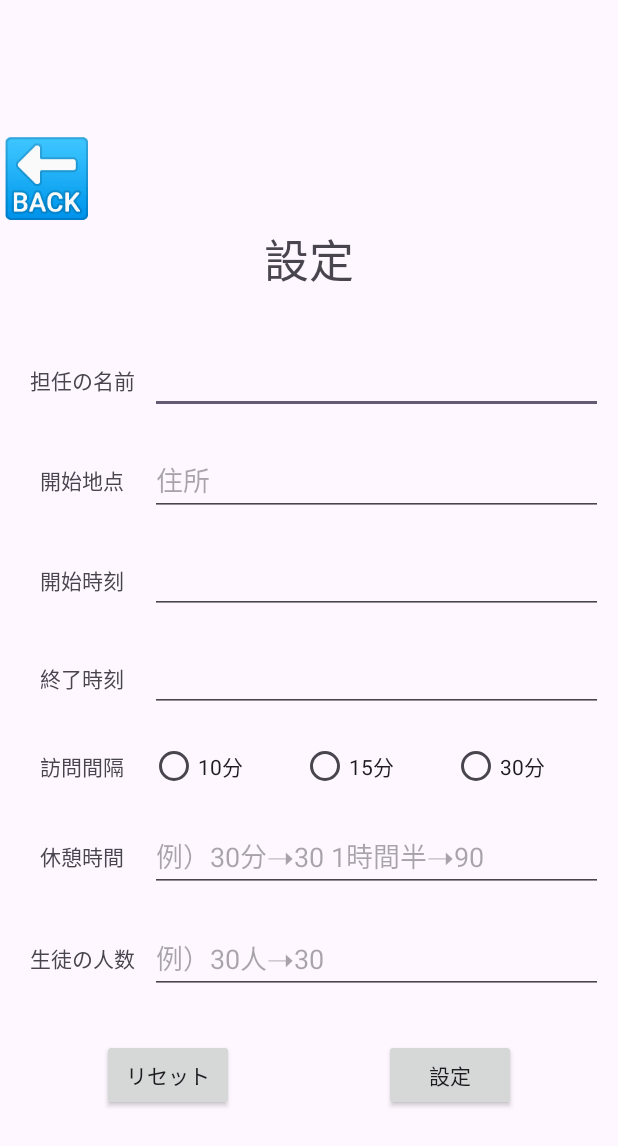
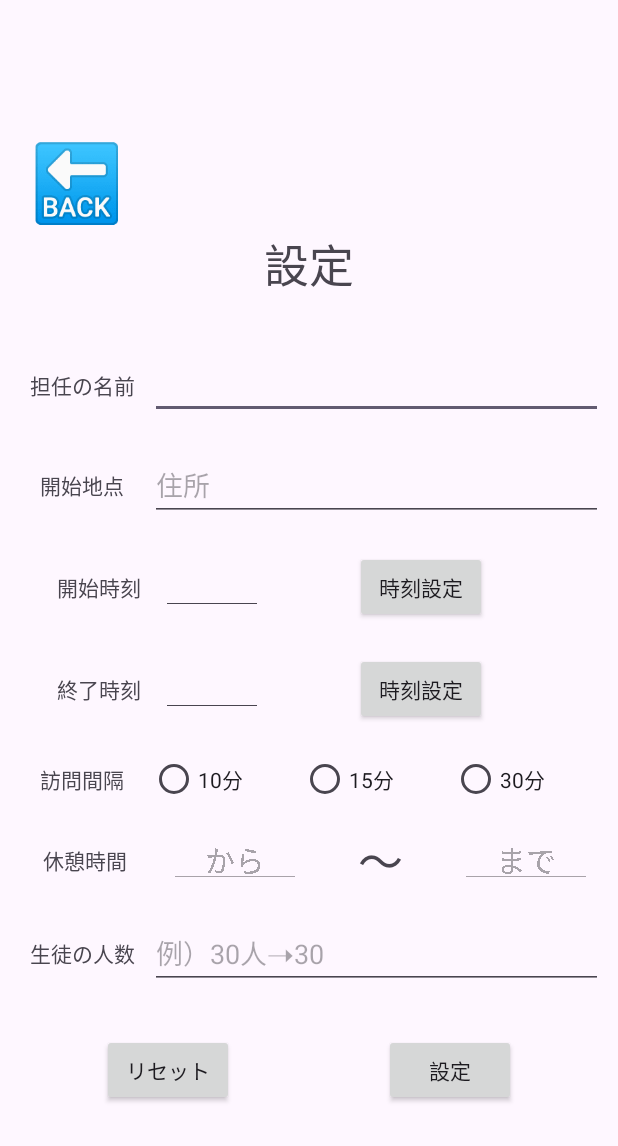
Before and after one commit to Utahshi-jp/oplogy, an Android app: the SetUpActivity screen opened directly, with no data from a screen before it, after a tap on "設定", on a phone screen of 412 x 824 dp. Shown: the top 1146 px of the screen. Run offline under Robolectric (Android 15) with nearby library versions, the phone set to English and light mode, and no system bars; 1 statement that could not run was skipped.

Commit message:
入力した情報を変数に入れる機能を作成しました、後はRoomに受け渡すだけです

```diff
--- a/app/src/main/java/com/example/oplogy/SetUpActivity.java
+++ b/app/src/main/java/com/example/oplogy/SetUpActivity.java
@@ -6,14 +6,18 @@ import androidx.fragment.app.FragmentActivity;
 import androidx.fragment.app.DialogFragment;
 
 import android.annotation.SuppressLint;
+import android.graphics.Paint;
 import android.os.Bundle;
 import android.app.TimePickerDialog;
 import android.util.Log;
 import android.view.View;
 import android.widget.Button;
 import android.widget.RadioButton;
+import android.widget.RadioGroup;
 import android.widget.TextView;
 import android.widget.TimePicker;
+import android.widget.Toast;
+
 import java.util.Locale;
 
 
@@ -24,97 +28,152 @@ public class SetUpActivity extends FragmentActivity
     String startPoint;
     String startTime;
     String endTime;
-    String breakTime;
+    String intervalTime;
+    String startBreakTime;
+    String endBreakTime;
     int totalStudent;
     private TextView setTeacherName;
     private TextView setStartPoint;
     private TextView setStartTime;
     private TextView setEndTime;
-    private TextView setBreakTime;
-    private RadioButton setTenMinute;
-    private RadioButton setFifteenMinute;
-    private RadioButton setThirtyMinute;
+    private TextView setStartBreakTime;
+    private TextView setEndBreakTime;
     private TextView setTotalStudent;
-    private Button setUp;
-    private boolean isStartTimeSelected = true; // デフォルトはstartTimeを選択
+    private int isStartTimeSelected;
 
-    String startHourOfDay;
-    String startMinute;
-    String endHourOfDay;
-    String endMinute;
+    String stringHourOfDay;
+    String stringMinute;
+
+
+
+    Button startTimeSetButton;
+    Button endTimeSetButton;
+    @SuppressLint("MissingInflatedId")
     @Override
     protected void onCreate(Bundle savedInstanceState) {
         super.onCreate(savedInstanceState);
         setContentView(R.layout.activity_set_up);
 
-        setTeacherName = findViewById(R.id.teacherName);
-        setStartPoint = findViewById(R.id.startPoint);
-        setStartTime = findViewById(R.id.startTime);
-        setEndTime = findViewById(R.id.endTime);
-        setBreakTime = findViewById(R.id.breakTime);
-        setTenMinute = findViewById(R.id.tenMinute);
-        setFifteenMinute = findViewById(R.id.fifteenMinute);
-        setThirtyMinute = findViewById(R.id.thirtyMinute);
-        setTotalStudent = findViewById(R.id.totalStudent);
+        setTeacherName = findViewById(R.id.teacherName);                    //先生の名前
+        setStartPoint = findViewById(R.id.startPoint);                      //開始地点
 
-        setUp = findViewById(R.id.setUpButton);
+        setStartTime = findViewById(R.id.startTime);                        //開始時刻
+        setStartTime.setPaintFlags(Paint.UNDERLINE_TEXT_FLAG);              //下線を引く
+        setEndTime = findViewById(R.id.endTime);                            //終了時刻
+        setEndTime.setPaintFlags(Paint.UNDERLINE_TEXT_FLAG);
+
+        RadioButton setTenMinute = findViewById(R.id.tenMinute);            //訪問間隔（10分）
+        RadioButton setFifteenMinute = findViewById(R.id.fifteenMinute);    //訪問間隔（15分）
+        RadioButton setThirtyMinute = findViewById(R.id.thirtyMinute);      //訪問間隔（30分）
+
+        setStartBreakTime = findViewById(R.id.startBreakTime);              //休憩開始時刻
+        setStartBreakTime.setPaintFlags(Paint.UNDERLINE_TEXT_FLAG);
+        setEndBreakTime = findViewById(R.id.endBreakTime);                  //休憩終了時刻
+        setEndBreakTime.setPaintFlags(Paint.UNDERLINE_TEXT_FLAG);
+
+        setTotalStudent = findViewById(R.id.totalStudent);                  //クラスの人数
+
+        startTimeSetButton = findViewById(R.id.startTimeSetButton);         //開始時刻を設定するためのボタン
+        endTimeSetButton = findViewById(R.id.endTimeSetButton);             //終了時刻を設定するためのボタン
+
+        Button setUp = findViewById(R.id.setUpButton);                      //画面下の設定ボタン
+
 
 
         setUp.setOnClickListener(new View.OnClickListener() {
             @Override
             public void onClick(View view) {
 
-                teacherName = setTeacherName.getText().toString();
+                teacherName = setTeacherName.getText().toString(); //各変数に値を挿入
                 Log.d(TAG, "Teacher Name: " + teacherName);
                 startPoint = setStartPoint.getText().toString();
                 Log.d(TAG, "Start Point: " + startPoint);
-                startTime = startHourOfDay + startMinute;
-                Log.d(TAG, "Start Time: " + startTime);
-                endTime = endHourOfDay + endMinute;
-                Log.d(TAG, "End Time: " + endTime);
-                breakTime = setBreakTime.getText().toString();
-                Log.d(TAG, "Break Time: " + breakTime);
+                Log.d(TAG, "Start Time" + startTime);
+                Log.d(TAG, "End Time" + endTime);
+                if (setTenMinute.isChecked()){                    //ラジオボタンの状態を取得
+                    intervalTime = "10";
+                } else if (setFifteenMinute.isChecked()) {
+                    intervalTime = "15";
+                } else if (setThirtyMinute.isChecked()) {
+                    intervalTime = "30";
+                } else {
+                    intervalTime = "0";
+                }
+                Log.d(TAG, "Interval Time" + intervalTime);
+                Log.d(TAG, "Start Break Time" + startBreakTime);
+                Log.d(TAG, "End Break Time" + endBreakTime);
                 totalStudent = Integer.parseInt(setTotalStudent.getText().toString());
+                Log.d(TAG, "Total Student" + totalStudent);
                 Log.d(TAG, "onClick: できてるよ");
 
 
 
             }
         });
-        setStartTime.setOnClickListener(new View.OnClickListener() {
+        startTimeSetButton.setOnClickListener(new View.OnClickListener() {
             @Override
             public void onClick(View v) {
-                isStartTimeSelected = true;
+                isStartTimeSelected = 1; //ボタンの判別
+                showTimePickerDialog(); //TimePeckerの表示
+            }
+        });
+
+        endTimeSetButton.setOnClickListener(new View.OnClickListener() {
+            @Override
+            public void onClick(View v) {
+                isStartTimeSelected = 2;
                 showTimePickerDialog();
             }
         });
 
-        setEndTime.setOnClickListener(new View.OnClickListener() {
+        setStartBreakTime.setOnClickListener(new View.OnClickListener() {
             @Override
             public void onClick(View v) {
-                isStartTimeSelected = false;
+                isStartTimeSelected = 3;
+                showTimePickerDialog();
+            }
+        });
+
+        setEndBreakTime.setOnClickListener(new View.OnClickListener() {
+            @Override
+            public void onClick(View v) {
+                isStartTimeSelected = 4;
                 showTimePickerDialog();
             }
         });
     }
 
-    @SuppressLint("DefaultLocale")
+    @SuppressLint({"DefaultLocale", "SetTextI18n"})
     @Override
     public void onTimeSet(TimePicker view, int hourOfDay, int minute) {
-        String str = String.format(Locale.US, "%d:%d", hourOfDay, minute); // Textviewに保存する形式を設定
+        String str = String.format(Locale.US, "%02d:%02d", hourOfDay, minute); // Textviewに保存する形式を設定
 
-        if (isStartTimeSelected) { //押した場所を判定して、押したほうにだけ挿入する
-            startHourOfDay = String.format("%02d", hourOfDay);
-            startMinute = String.format("%02d", minute);
-            setStartTime.setText(str);
+        if (isStartTimeSelected == 1) {                         //押した場所を判定して、押したほうにだけ挿入する
+            stringHourOfDay = String.format("%02d", hourOfDay); //時を取得
+            stringMinute = String.format("%02d", minute);       //分を取得
+            startTime = stringHourOfDay + stringMinute;         //時と分を結合し四桁の文字列に
+            setStartTime.setText("　" + str + "　");            //画面に出力
 
+        } else if (isStartTimeSelected == 2) {
+            stringHourOfDay = String.format("%02d", hourOfDay);
+            stringMinute = String.format("%02d", minute);
+            endTime = stringHourOfDay + stringMinute;
+            setEndTime.setText("　" + str + "　");
 
-        } else {
-            endHourOfDay = String.format("%02d", hourOfDay);
-            endMinute = String.format("%02d", minute);
-            setEndTime.setText(str);
+        } else if (isStartTimeSelected == 3) {
+            stringHourOfDay = String.format("%02d", hourOfDay);
+            stringMinute = String.format("%02d", minute);
+            startBreakTime =stringHourOfDay + stringMinute;
+            setStartBreakTime.setText("　" + str + "　");
+
+        } else if (isStartTimeSelected == 4) {
+            stringHourOfDay = String.format("%02d", hourOfDay);
+            stringMinute = String.format("%02d", minute);
+            endBreakTime = stringHourOfDay + stringMinute;
+            setEndBreakTime.setText("　" + str + "　");
         }
     }
+
 
     private void showTimePickerDialog() { // Dialogを表示する
         DialogFragment newFragment = new TimePick();
--- a/app/src/main/res/layout/activity_set_up.xml
+++ b/app/src/main/res/layout/activity_set_up.xml
@@ -11,9 +11,10 @@
 
     <TextView
         android:id="@+id/toMain"
-        android:layout_width="match_parent"
+        android:layout_width="wrap_content"
         android:layout_height="wrap_content"
-        android:gravity="left"
+        android:layout_gravity="left"
+        android:paddingStart="20dp"
         android:text="🔙"
         android:textSize="50dp"
         tools:ignore="RtlCompat" />
@@ -85,13 +86,25 @@
             android:text="@string/startTime"
             android:gravity="center"/>
 
-        <EditText
+        <TextView
             android:id="@+id/startTime"
-            android:layout_width="match_parent"
+            android:layout_width="wrap_content"
             android:layout_height="wrap_content"
+            android:text="　　　"
+            android:textSize="20dp"
+            android:textAlignment="center"
             android:autofillHints=""
             android:inputType=""
             tools:ignore="LabelFor"/>
+
+        <Button
+            android:id="@+id/startTimeSetButton"
+            android:layout_width="wrap_content"
+            android:layout_height="wrap_content"
+            android:layout_marginStart="65dp"
+            android:layout_marginEnd="65dp"
+            android:text="@string/timeSet"
+            tools:ignore="DuplicateIds" />
 
     </LinearLayout>
 
@@ -108,14 +121,25 @@
             android:text="@string/endTime"
             android:gravity="center"/>
 
-        <EditText
+        <TextView
             android:id="@+id/endTime"
-            android:layout_width="match_parent"
+            android:layout_width="wrap_content"
             android:layout_height="wrap_content"
+            android:text="　　　"
+            android:textSize="20dp"
+            android:textAlignment="center"
             android:autofillHints=""
             android:inputType=""
             tools:ignore="LabelFor"/>
 
+        <Button
+            android:id="@+id/endTimeSetButton"
+            android:layout_width="wrap_content"
+            android:layout_height="wrap_content"
+            android:text="@string/timeSet"
+            android:layout_marginStart="65dp"
+            android:layout_marginEnd="65dp"
+            tools:ignore="DuplicateIds" />
     </LinearLayout>
 
     <LinearLayout
@@ -172,24 +196,50 @@
     <LinearLayout
         android:layout_width="match_parent"
         android:layout_height="wrap_content"
+        android:padding="5dp"
         android:orientation="horizontal"
-        android:padding="10dp"
+        android:weightSum="10"
         android:gravity="center">
 
         <TextView
             android:layout_width="90sp"
             android:layout_height="wrap_content"
-            android:text="@string/breakTime"
-            android:gravity="center"/>
+            android:gravity="center"
+            android:layout_weight="1"
+            android:text="@string/breakTime" />
 
-        <EditText
-            android:id="@+id/breakTime"
-            android:layout_width="match_parent"
+        <TextView
+            android:id="@+id/startBreakTime"
+            android:layout_width="wrap_content"
             android:layout_height="wrap_content"
-            android:hint="例）30分➝30 1時間半➝90"
+            android:hint="　から　"
+            android:textSize="20dp"
+            android:textAlignment="center"
             android:autofillHints=""
+            android:layout_weight="4"
             android:inputType=""
             tools:ignore="LabelFor"/>
+
+        <TextView
+            android:layout_width="wrap_content"
+            android:layout_height="wrap_content"
+            android:text="～"
+            android:textSize="30dp"
+            android:paddingStart="30dp"
+            android:paddingEnd="30dp" />
+
+        <TextView
+            android:id="@+id/endBreakTime"
+            android:layout_width="wrap_content"
+            android:layout_height="wrap_content"
+            android:textSize="20dp"
+            android:hint="　まで　"
+            android:textAlignment="center"
+            android:autofillHints=""
+            android:layout_weight="4"
+            android:inputType=""
+            tools:ignore="LabelFor"/>
+
 
     </LinearLayout>
 
--- a/app/src/main/res/values/strings.xml
+++ b/app/src/main/res/values/strings.xml
@@ -10,4 +10,5 @@
     <string name="intervalTime">訪問間隔</string>
     <string name="breakTime">休憩時間</string>
     <string name="totalStudent">生徒の人数</string>
+    <string name="timeSet">時刻設定</string>
 </resources>
```
